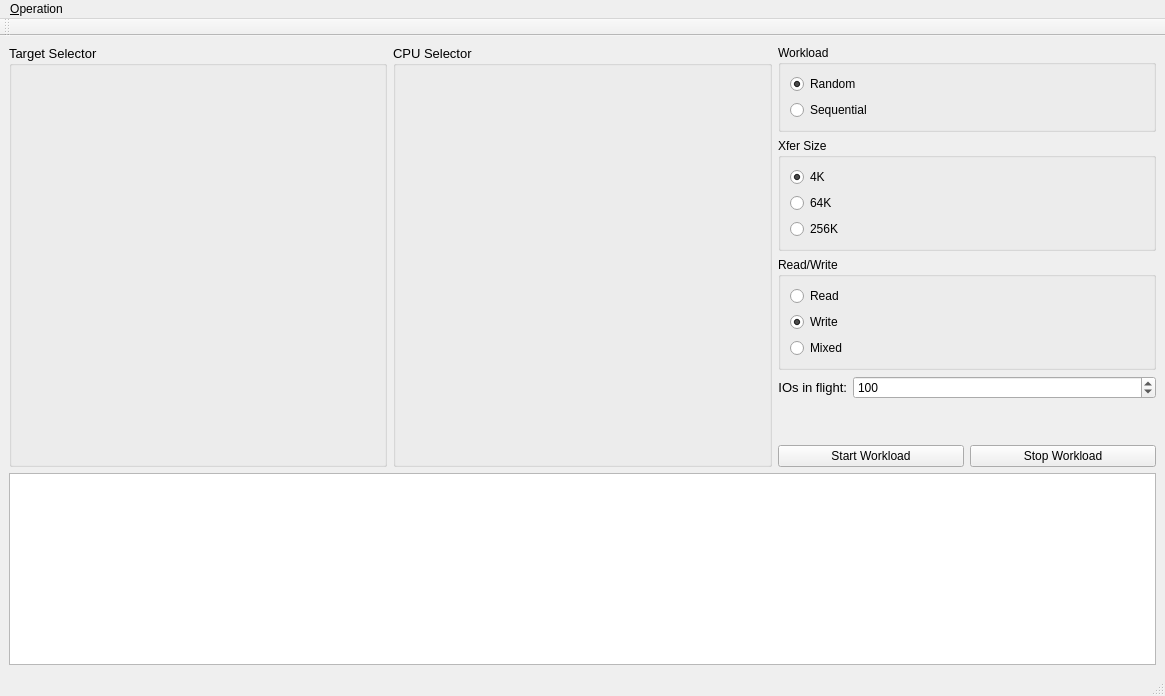
This is mainwindow.ui in ttwalkertt/NVMe-OCP as Qt 5 draws it before an edit. The edited form follows.
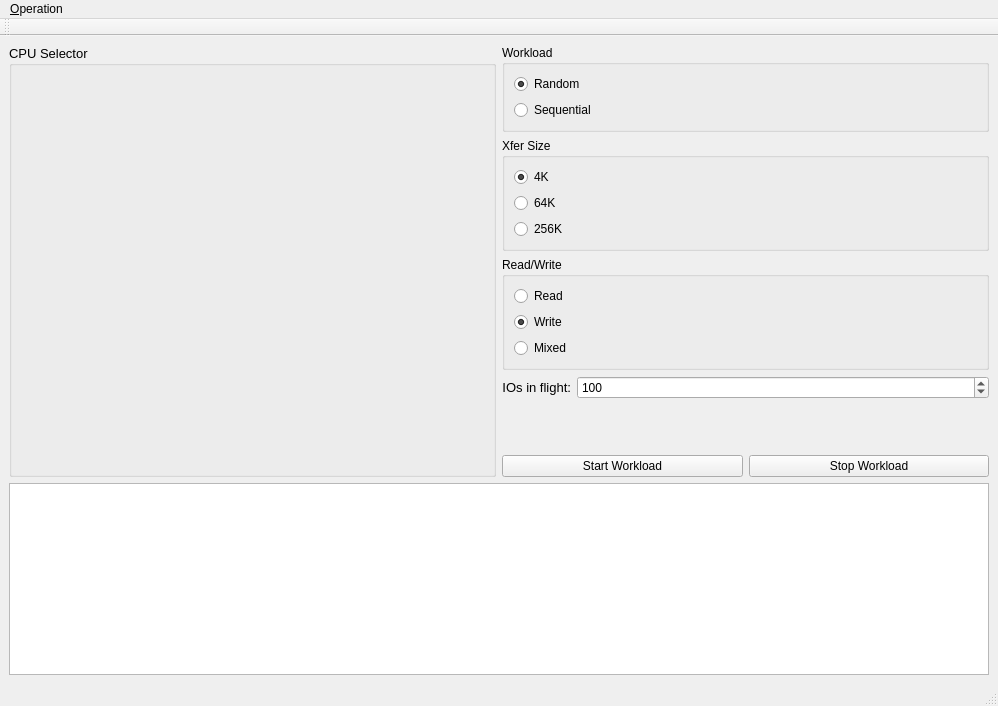
This is the edited form.

Commit message: moved target enable cb to each drive frame

Patch:
```diff
--- a/mainwindow.ui
+++ b/mainwindow.ui
@@ -6,8 +6,8 @@
    <rect>
     <x>0</x>
     <y>0</y>
-    <width>1165</width>
-    <height>696</height>
+    <width>998</width>
+    <height>706</height>
    </rect>
   </property>
   <property name="windowTitle">
@@ -31,23 +31,6 @@
      <layout class="QVBoxLayout" name="verticalLayout_2">
       <item>
        <layout class="QHBoxLayout" name="horizontalLayout_2">
-        <item>
-         <widget class="QGroupBox" name="groupBox_Target">
-          <property name="font">
-           <font>
-            <pointsize>10</pointsize>
-           </font>
-          </property>
-          <property name="title">
-           <string>Target Selector</string>
-          </property>
-          <layout class="QFormLayout" name="CPUformLayout_Target">
-           <property name="leftMargin">
-            <number>12</number>
-           </property>
-          </layout>
-         </widget>
-        </item>
         <item>
          <widget class="QGroupBox" name="groupBox_CPU">
           <property name="font">
@@ -266,7 +249,7 @@
     <rect>
      <x>0</x>
      <y>0</y>
-     <width>1165</width>
+     <width>998</width>
      <height>22</height>
     </rect>
    </property>
```
The commit also changes 1 other file.
